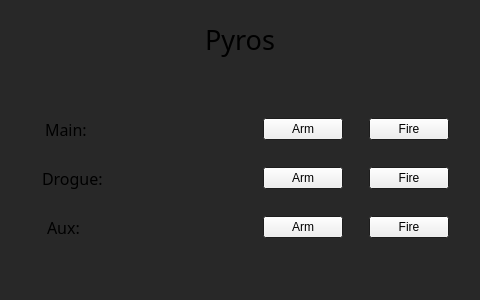
The window that menus/pyro_menu.ui (PSP-High-Altitude/GroundStation) describes before a commit, drawn with Qt 5.
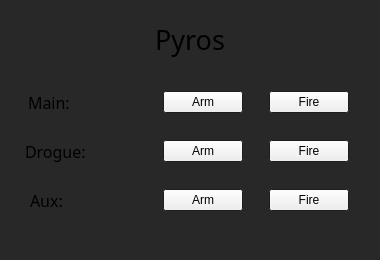
The same window after the commit.

Patch:
```diff
--- a/menus/pyro_menu.ui
+++ b/menus/pyro_menu.ui
@@ -6,8 +6,8 @@
    <rect>
     <x>0</x>
     <y>0</y>
-    <width>480</width>
-    <height>300</height>
+    <width>380</width>
+    <height>260</height>
    </rect>
   </property>
   <property name="palette">
```
